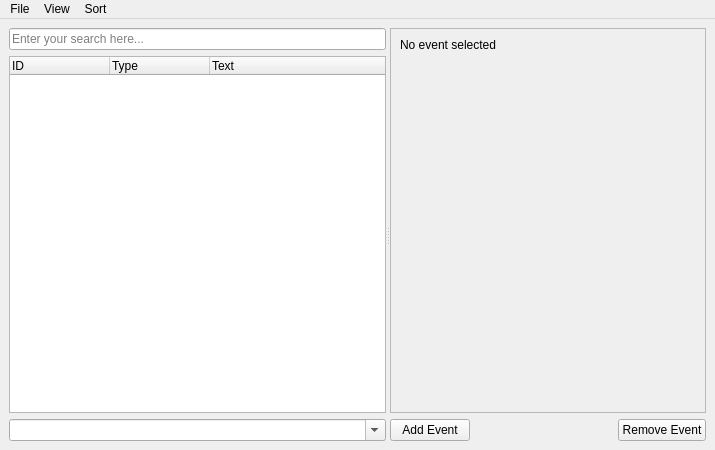
The window that tools/cathedral/ui/EventWindow.ui (comphack/comp_hack) describes before a commit, drawn with Qt 5.
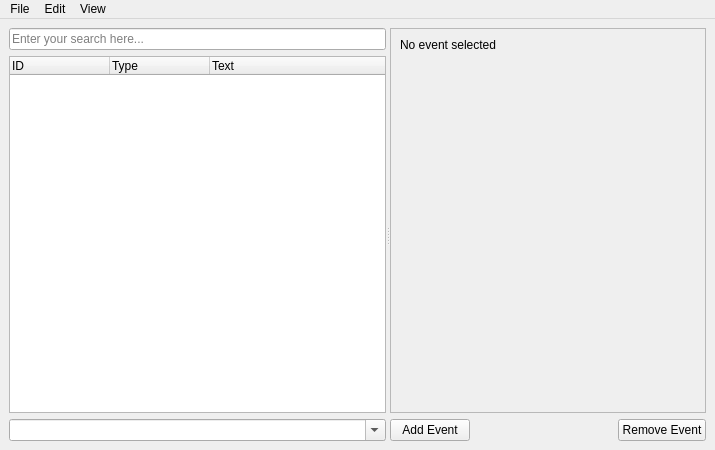
The same window after the commit.

Commit message: Branch and full file event ID update options

What changed in the file:
```diff
--- a/tools/cathedral/ui/EventWindow.ui
+++ b/tools/cathedral/ui/EventWindow.ui
@@ -198,17 +198,17 @@
     <addaction name="actionCollapseAll"/>
     <addaction name="actionExpandAll"/>
    </widget>
-   <widget class="QMenu" name="menuSort">
+   <widget class="QMenu" name="menuEdit">
     <property name="title">
-     <string>Sort</string>
+     <string>Edit</string>
     </property>
     <addaction name="actionMoveUp"/>
     <addaction name="actionMoveDown"/>
     <addaction name="actionReorganize"/>
    </widget>
    <addaction name="menuFile"/>
+   <addaction name="menuEdit"/>
    <addaction name="menuView"/>
-   <addaction name="menuSort"/>
   </widget>
   <action name="actionLoadFile">
    <property name="text">
```
Left out of the diff: 33 changed lines with no effect on the pictures. The commit also changes 3 other files.
